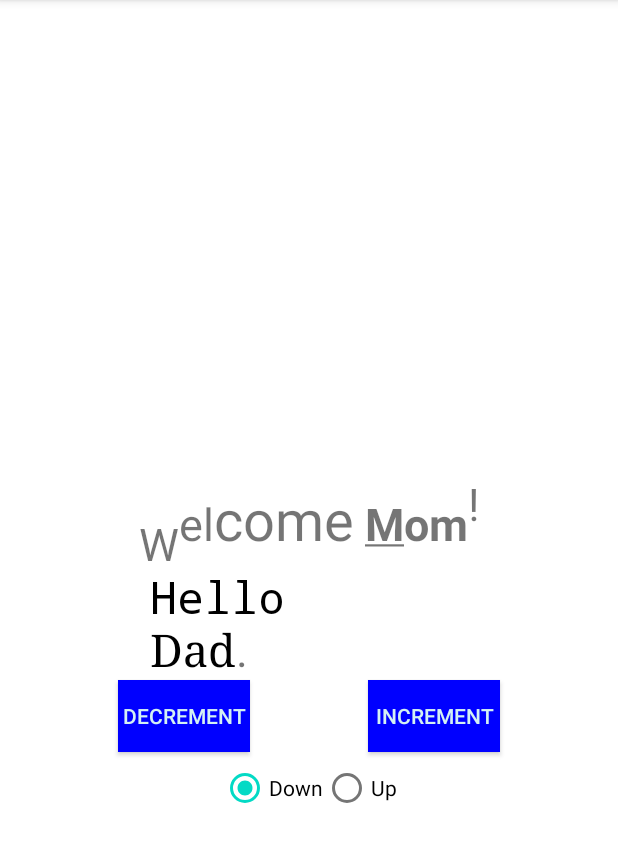
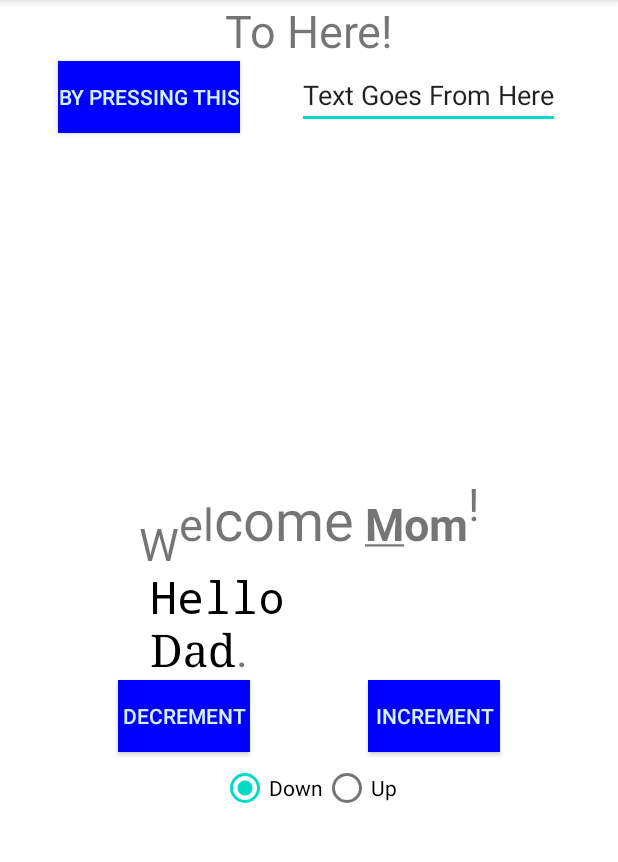
Before and after one commit to Gnaij12/Lab02, an Android app: the screen it shows after launch (MainActivity), on a phone screen of 412 x 824 dp, the part 84-946 px from its top. Run offline under Robolectric (Android 15) with nearby library versions, the phone set to English and light mode, and no system bars.

Commit message:
Kirbo version

```diff
--- a/app/src/main/java/com/example/lab02/MainActivity.java
+++ b/app/src/main/java/com/example/lab02/MainActivity.java
@@ -6,12 +6,14 @@ import android.os.Bundle;
 import android.util.Log;
 import android.view.View;
 import android.widget.Button;
+import android.widget.EditText;
 import android.widget.RadioButton;
 import android.widget.TextView;
 
 public class MainActivity extends AppCompatActivity {
     Button incrementButton;
-    TextView greetingDisplay;
+    TextView greetingDisplay,displayText;
+    EditText inputText;
     int count = 0;
     int multiplier = 1;
     String[] planets;
@@ -25,6 +27,8 @@ public class MainActivity extends AppCompatActivity {
         planets = getResources().getStringArray(R.array.planets_array);
         leftRadBut = findViewById(R.id.radio_left);
         rightRadBut = findViewById(R.id.radio_right);
+        displayText = findViewById(R.id.displayInputText);
+        inputText = findViewById(R.id.inputText);
         incrementButton.setOnClickListener(new View.OnClickListener() {
             @Override
             public void onClick(View v) {
@@ -60,5 +64,7 @@ public class MainActivity extends AppCompatActivity {
     }
 
 
-
+    public void putText(View view) {
+        displayText.setText(inputText.getText());
+    }
 }
--- a/app/src/main/res/layout/activity_main.xml
+++ b/app/src/main/res/layout/activity_main.xml
@@ -16,6 +16,35 @@
         app:layout_constraintLeft_toLeftOf="parent"
         app:layout_constraintRight_toRightOf="parent"
         app:layout_constraintTop_toTopOf="parent" />
+    <TextView
+        android:id="@+id/displayInputText"
+        android:layout_width="wrap_content"
+        android:layout_height="wrap_content"
+        android:text="@string/textHere"
+        android:textSize="30sp"
+        app:layout_constraintLeft_toLeftOf="parent"
+        app:layout_constraintRight_toRightOf="parent"
+        app:layout_constraintTop_toTopOf="parent"/>
+    <EditText
+        android:layout_width="wrap_content"
+        android:layout_height="wrap_content"
+        android:id="@+id/inputText"
+        app:layout_constraintTop_toBottomOf="@id/displayInputText"
+        app:layout_constraintLeft_toRightOf="@id/putTextBut"
+        app:layout_constraintRight_toRightOf="parent"
+        android:text="@string/inputText"
+        android:inputType="text"/>
+    <androidx.appcompat.widget.AppCompatButton
+        android:background="#0000FF"
+        android:textColor="#D4F1F4"
+        android:id="@+id/putTextBut"
+        android:onClick="putText"
+        android:layout_width="wrap_content"
+        android:layout_height="wrap_content"
+        app:layout_constraintTop_toBottomOf="@id/displayInputText"
+        app:layout_constraintRight_toLeftOf="@id/inputText"
+        app:layout_constraintLeft_toLeftOf="parent"
+        android:text="@string/putText"/>
     <androidx.appcompat.widget.AppCompatButton
         android:background="#0000FF"
         android:textColor="#D4F1F4"
--- a/app/src/main/res/values/strings.xml
+++ b/app/src/main/res/values/strings.xml
@@ -3,6 +3,9 @@
     <string name="increment">Increment</string>
     <string name="decrement">Decrement</string>
     <string name="greet_dad">Hello Dad</string>
+    <string name="textHere">To Here!</string>
+    <string name="putText">By Pressing This</string>
+    <string name="inputText">Text Goes From Here</string>
     <string name="likes_count">You have %1$d likes</string>
     <string name="greeting"><sub>W</sub>el<big>come</big> <b><u>M</u><s>o</s>m</b><sup>!</sup>\n
     <font face="monospace" color="hex_color">Hello</font> \n
```
Also changed, not shown: app/src/main/res/drawable/kirby1.jpg (added), app/src/main/res/drawable/kirby2.jpg (added), app/src/main/res/drawable/kirby3.jpg (added), app/src/main/res/drawable/kirby4.jpg (added), 2 other files.
